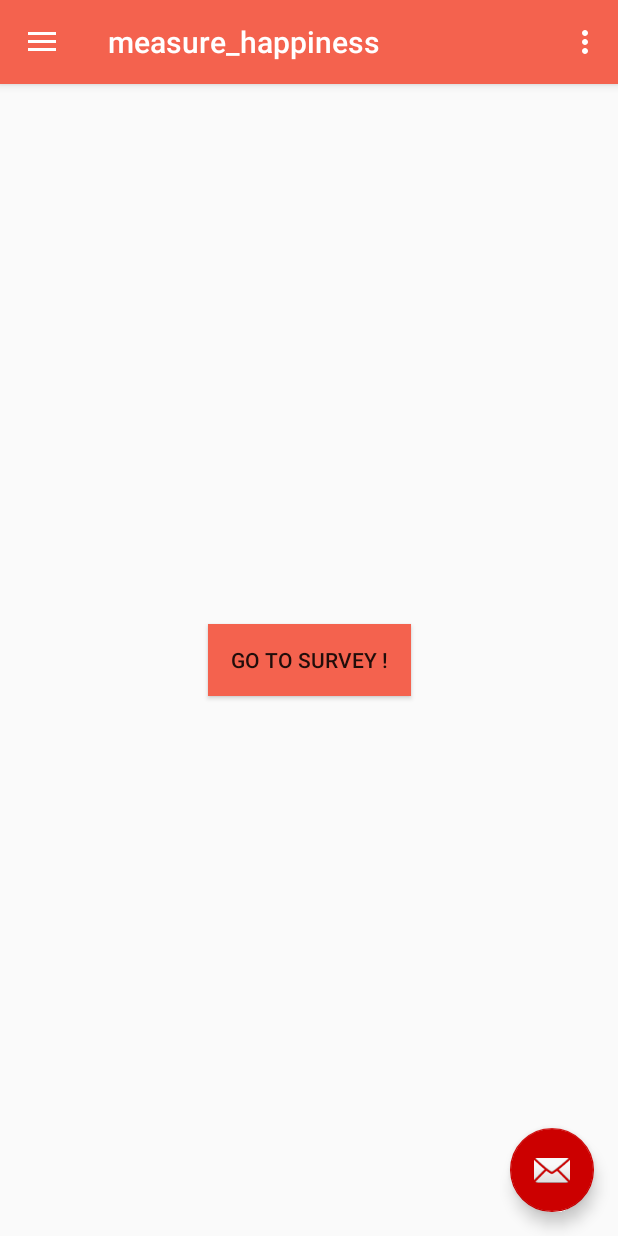
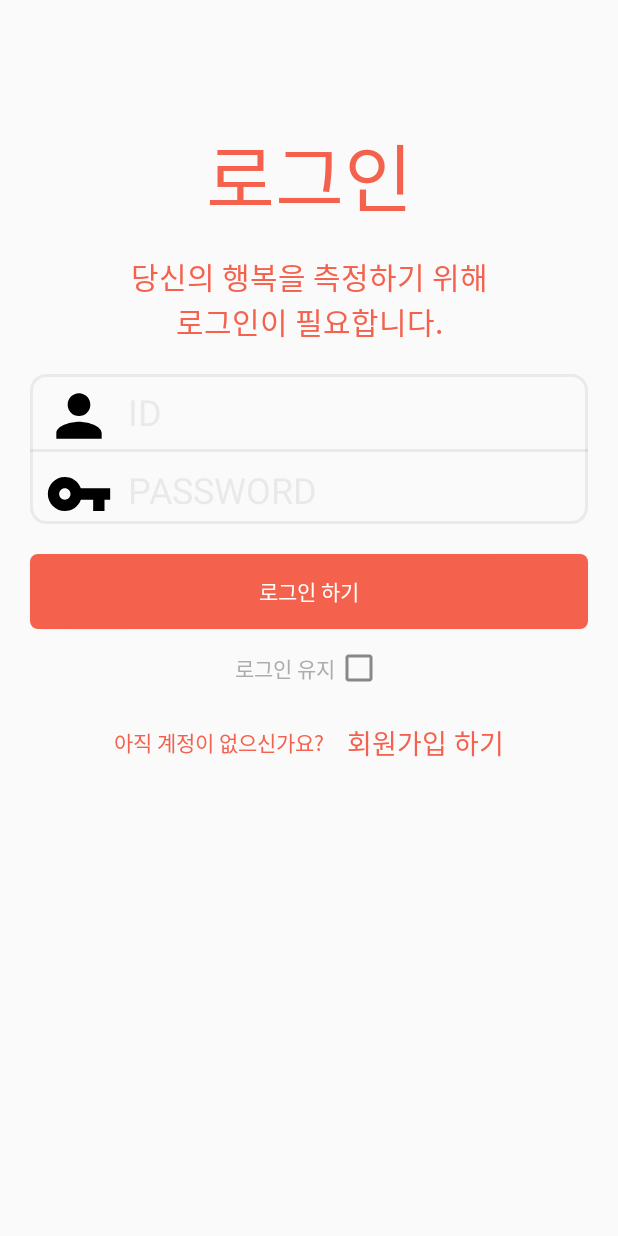
Before and after one commit to teampk/cs_project, an Android app: the screen it shows after launch (MainActivity before the commit, SignInActivity after it), in the side drawer, after a tap on "Gallery", on a phone screen of 412 x 824 dp. Run offline under Robolectric (Android 15) with nearby library versions, the phone set to English and light mode, and no system bars.

Commit message:
layout design

```diff
--- a/app/build.gradle
+++ b/app/build.gradle
@@ -16,6 +16,11 @@ android {
             proguardFiles getDefaultProguardFile('proguard-android.txt'), 'proguard-rules.pro'
         }
     }
+    allprojects {
+        repositories {
+            maven { url 'https://jitpack.io' }
+        }
+    }
 }
 
 dependencies {
@@ -27,4 +32,5 @@ dependencies {
     testImplementation 'junit:junit:4.12'
     androidTestImplementation 'com.android.support.test:runner:1.0.2'
     androidTestImplementation 'com.android.support.test.espresso:espresso-core:3.0.2'
+    implementation 'com.github.apl-devs:appintro:v4.2.3'
 }
--- a/app/src/main/AndroidManifest.xml
+++ b/app/src/main/AndroidManifest.xml
@@ -20,6 +20,10 @@
             </intent-filter>
         </activity>
         <activity android:name=".SurveyActivity"/>
+        <activity android:name=".AppIntroActivity"/>
+        <activity android:name=".SignInActivity"/>
+        <activity android:name=".SignUpActivity"/>
+
     </application>
 
 </manifest>
--- a/app/src/main/java/com/pkteam/measure_happiness/MainActivity.java
+++ b/app/src/main/java/com/pkteam/measure_happiness/MainActivity.java
@@ -65,10 +65,14 @@ public class MainActivity extends AppCompatActivity
 
         if (id == R.id.nav_camera) {
             // Handle the camera action
+            Intent intent = new Intent(getApplicationContext(), AppIntroActivity.class);
+            startActivity(intent);
         } else if (id == R.id.nav_gallery) {
-
+            Intent intent = new Intent(getApplicationContext(), SignInActivity.class);
+            startActivity(intent);
         } else if (id == R.id.nav_slideshow) {
-
+            Intent intent = new Intent(getApplicationContext(), SignUpActivity.class);
+            startActivity(intent);
         } else if (id == R.id.nav_manage) {
 
         } else if (id == R.id.nav_share) {
--- /dev/null
+++ b/app/src/main/java/com/pkteam/measure_happiness/SignInActivity.java
@@ -0,0 +1,19 @@
+package com.pkteam.measure_happiness;
+
+import android.os.Bundle;
+import android.support.annotation.Nullable;
+import android.support.v7.app.AppCompatActivity;
+
+/**
+ * Created by paeng on 16/08/2018.
+ */
+
+public class SignInActivity extends AppCompatActivity {
+    @Override
+    protected void onCreate(@Nullable Bundle savedInstanceState) {
+        super.onCreate(savedInstanceState);
+        setContentView(R.layout.activity_sign_in);
+
+
+    }
+}
--- /dev/null
+++ b/app/src/main/res/drawable/button_orange_round.xml
@@ -0,0 +1,10 @@
+<?xml version="1.0" encoding="utf-8"?>
+<shape xmlns:android="http://schemas.android.com/apk/res/android">
+    <solid
+        android:color="@color/colorMain"/>
+
+    <corners android:radius="5dp"/>
+
+
+/>
+</shape>
--- /dev/null
+++ b/app/src/main/res/drawable/ic_person_black_24dp.xml
@@ -0,0 +1,9 @@
+<vector xmlns:android="http://schemas.android.com/apk/res/android"
+        android:width="24dp"
+        android:height="24dp"
+        android:viewportWidth="24.0"
+        android:viewportHeight="24.0">
+    <path
+        android:fillColor="#FF000000"
+        android:pathData="M12,12c2.21,0 4,-1.79 4,-4s-1.79,-4 -4,-4 -4,1.79 -4,4 1.79,4 4,4zM12,14c-2.67,0 -8,1.34 -8,4v2h16v-2c0,-2.66 -5.33,-4 -8,-4z"/>
+</vector>
--- /dev/null
+++ b/app/src/main/res/drawable/ic_vpn_key_black_24dp.xml
@@ -0,0 +1,9 @@
+<vector xmlns:android="http://schemas.android.com/apk/res/android"
+        android:width="24dp"
+        android:height="24dp"
+        android:viewportWidth="24.0"
+        android:viewportHeight="24.0">
+    <path
+        android:fillColor="#FF000000"
+        android:pathData="M12.65,10C11.83,7.67 9.61,6 7,6c-3.31,0 -6,2.69 -6,6s2.69,6 6,6c2.61,0 4.83,-1.67 5.65,-4H17v4h4v-4h2v-4H12.65zM7,14c-1.1,0 -2,-0.9 -2,-2s0.9,-2 2,-2 2,0.9 2,2 -0.9,2 -2,2z"/>
+</vector>
--- /dev/null
+++ b/app/src/main/res/drawable/ridge_gray_round.xml
@@ -0,0 +1,12 @@
+<?xml version="1.0" encoding="utf-8"?>
+<shape xmlns:android="http://schemas.android.com/apk/res/android">
+    <solid
+        android:color="#00000000"/>
+
+    <corners android:radius="10dp"/>
+
+    <stroke android:width="2dp"
+        android:color="@color/colorRidge" />
+
+/>
+</shape>
--- /dev/null
+++ b/app/src/main/res/layout/activity_sign_in.xml
@@ -0,0 +1,168 @@
+<?xml version="1.0" encoding="utf-8"?>
+<LinearLayout xmlns:android="http://schemas.android.com/apk/res/android"
+    android:layout_width="match_parent"
+    android:layout_height="match_parent"
+    xmlns:app="http://schemas.android.com/apk/res-auto"
+    android:orientation="vertical">
+
+    <TextView
+        android:layout_marginTop="80dp"
+        android:layout_width="match_parent"
+        android:layout_height="wrap_content"
+        android:text="로그인"
+        android:textSize="50dp"
+        android:textColor="@color/colorText"
+        android:gravity="center"
+        />
+
+    <TextView
+        android:layout_marginTop="15dp"
+        android:layout_width="match_parent"
+        android:layout_height="wrap_content"
+        android:text="@string/description_sign_in"
+        android:textColor="@color/colorMain"
+        android:textSize="20dp"
+        android:gravity="center"
+        />
+
+    <LinearLayout
+        android:layout_marginTop="20dp"
+        android:layout_marginLeft="20dp"
+        android:layout_marginRight="20dp"
+        android:layout_width="match_parent"
+        android:layout_height="100dp"
+        android:layout_gravity="center"
+        android:background="@drawable/ridge_gray_round"
+        android:orientation="vertical">
+
+        <LinearLayout
+            android:layout_width="match_parent"
+            android:layout_height="50dp"
+            android:paddingLeft="10dp"
+            android:paddingRight="10dp"
+            >
+
+            <ImageView
+                android:layout_marginTop="5dp"
+                android:layout_width="45dp"
+                android:layout_height="45dp"
+                app:srcCompat="@drawable/ic_person_black_24dp"
+
+                />
+
+            <EditText
+                android:layout_marginLeft="10dp"
+                android:layout_width="match_parent"
+                android:layout_height="match_parent"
+                android:hint="ID"
+                android:textSize="24dp"
+                android:textColorHint="@color/colorRidge"
+
+                android:background="@null"
+                />
+
+
+
+        </LinearLayout>
+
+        <!--divider-->
+        <ImageView
+            android:layout_width="match_parent"
+            android:layout_height="2dp"
+            android:background="@color/colorRidge"/>
+
+        <LinearLayout
+            android:layout_width="match_parent"
+            android:layout_height="50dp"
+            android:paddingLeft="10dp"
+            android:paddingRight="10dp">
+
+            <ImageView
+                android:layout_marginTop="5dp"
+                android:layout_width="45dp"
+                android:layout_height="45dp"
+                app:srcCompat="@drawable/ic_vpn_key_black_24dp"
+
+                />
+
+            <EditText
+                android:layout_marginLeft="10dp"
+                android:layout_width="match_parent"
+                android:layout_height="match_parent"
+                android:hint="PASSWORD"
+                android:textSize="24dp"
+                android:textColorHint="@color/colorRidge"
+                android:textCursorDrawable="@null"
+                android:background="@null"/>
+
+        </LinearLayout>
+
+    </LinearLayout>
+
+    <Button
+        android:layout_marginTop="20dp"
+        android:layout_marginLeft="20dp"
+        android:layout_marginRight="20dp"
+        android:layout_width="match_parent"
+        android:layout_height="50dp"
+        android:paddingLeft="10dp"
+        android:paddingRight="10dp"
+        android:text="로그인 하기"
+        android:textColor="@color/colorTextInButton"
+        android:background="@drawable/button_orange_round"
+        />
+
+    <LinearLayout
+        android:layout_width="match_parent"
+        android:layout_height="wrap_content"
+        android:layout_marginTop="10dp"
+        android:orientation="horizontal"
+        android:gravity="center">
+
+        <TextView
+            android:layout_width="wrap_content"
+            android:layout_height="wrap_content"
+            android:text="로그인 유지"
+            android:textColor="@color/colorTextGray"/>
+
+        <CheckBox
+            android:layout_width="wrap_content"
+            android:layout_height="wrap_content"
+            android:theme="@style/MyCheckBox"/>
+
+
+
+    </LinearLayout>
+
+    <LinearLayout
+        android:layout_width="match_parent"
+        android:layout_height="wrap_content"
+        android:layout_marginTop="20dp"
+        android:orientation="horizontal"
+        android:gravity="center">
+
+        <TextView
+            android:layout_width="wrap_content"
+            android:layout_height="wrap_content"
+            android:text="아직 계정이 없으신가요?"
+            android:textColor="@color/colorMain"/>
+
+        <TextView
+            android:layout_marginLeft="15dp"
+            android:layout_width="wrap_content"
+            android:layout_height="wrap_content"
+            android:text="회원가입 하기"
+            android:textSize="18dp"
+            android:textColor="@color/colorMain"/>
+
+
+
+    </LinearLayout>
+
+
+
+
+
+
+
+</LinearLayout>
--- a/app/src/main/res/layout/content_main.xml
+++ b/app/src/main/res/layout/content_main.xml
@@ -1,5 +1,6 @@
 <?xml version="1.0" encoding="utf-8"?>
-<android.support.constraint.ConstraintLayout xmlns:android="http://schemas.android.com/apk/res/android"
+<android.support.constraint.ConstraintLayout
+    xmlns:android="http://schemas.android.com/apk/res/android"
     xmlns:app="http://schemas.android.com/apk/res-auto"
     xmlns:tools="http://schemas.android.com/tools"
     android:layout_width="match_parent"
@@ -8,17 +9,33 @@
     tools:context="com.pkteam.measure_happiness.MainActivity"
     tools:showIn="@layout/app_bar_main">
 
-    <Button
-        android:id="@+id/btn_survey"
-        android:layout_width="wrap_content"
-        android:layout_height="wrap_content"
-        android:text="Go To Survey !"
-        android:background="@color/colorPrimary"
-        android:paddingRight="15dp"
-        android:paddingLeft="15dp"
-        app:layout_constraintBottom_toBottomOf="parent"
-        app:layout_constraintLeft_toLeftOf="parent"
-        app:layout_constraintRight_toRightOf="parent"
-        app:layout_constraintTop_toTopOf="parent" />
+    <ScrollView
+        android:layout_width="match_parent"
+        android:layout_height="wrap_content">
+
+
+        <LinearLayout
+            android:layout_width="match_parent"
+            android:layout_height="wrap_content"
+            android:orientation="vertical">
+
+            <Button
+                android:id="@+id/btn_survey"
+                android:layout_width="match_parent"
+                android:layout_height="wrap_content"
+                android:text="측정하러 가기!"
+                android:textColor="@color/colorTextInButton"
+                android:textSize="20dp"
+                android:textStyle="bold"
+                android:background="@color/colorPrimary"
+                android:layout_marginLeft="20dp"
+                android:layout_marginRight="20dp"
+                android:layout_marginTop="20dp"/>
+
+        </LinearLayout>
+
+    </ScrollView>
+
+
 
 </android.support.constraint.ConstraintLayout>
--- a/app/src/main/res/values/colors.xml
+++ b/app/src/main/res/values/colors.xml
@@ -5,4 +5,10 @@
     <color name="colorAccent">#CC0000</color>
 
     <color name="colorMain">#F4624E</color>
+    <color name="colorTextInButton">#FFFFFF</color>
+    <color name="colorText">#F4624E</color>
+    <color name="colorTextGray">#acacac</color>
+
+    <color name="colorRidge">#1c626262</color>
+    <color name="colorRidgeCheckBox">#888888</color>
 </resources>
--- a/app/src/main/res/values/strings.xml
+++ b/app/src/main/res/values/strings.xml
@@ -5,4 +5,6 @@
     <string name="navigation_drawer_close">Close navigation drawer</string>
 
     <string name="action_settings">Settings</string>
+
+    <string name="description_sign_in">당신의 행복을 측정하기 위해\n로그인이 필요합니다.</string>
 </resources>
--- a/app/src/main/res/values/styles.xml
+++ b/app/src/main/res/values/styles.xml
@@ -13,6 +13,14 @@
         <item name="windowNoTitle">true</item>
     </style>
 
+    <style name="MyCheckBox" parent="Theme.AppCompat.Light">
+
+        <item name="colorControlNormal">@color/colorRidgeCheckBox</item>
+        <item name="colorAccent">@color/colorPrimary</item>
+
+
+    </style>
+
     <style name="AppTheme.AppBarOverlay" parent="ThemeOverlay.AppCompat.Dark.ActionBar" />
 
     <style name="AppTheme.PopupOverlay" parent="ThemeOverlay.AppCompat.Light" />
```
Also changed, not shown: app/src/main/java/com/pkteam/measure_happiness/AppIntroActivity.java (added, +64 -0 lines), app/src/main/java/com/pkteam/measure_happiness/SignUpActivity.java (added, +17 -0 lines), app/src/main/res/drawable/ic_child_care_black_24dp.xml (added, +15 -0 lines), app/src/main/res/drawable/ic_favorite_black_24dp.xml (added, +9 -0 lines), app/src/main/res/layout/activity_sign_up.xml (added, +12 -0 lines).
